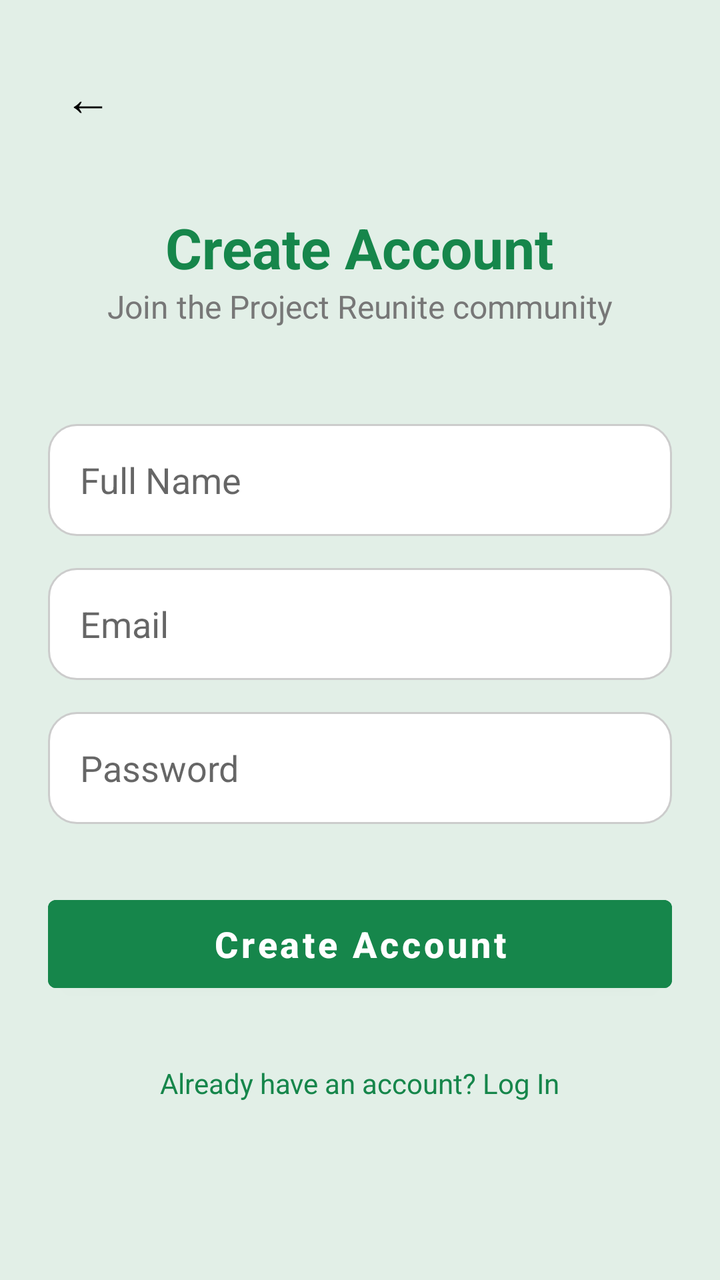
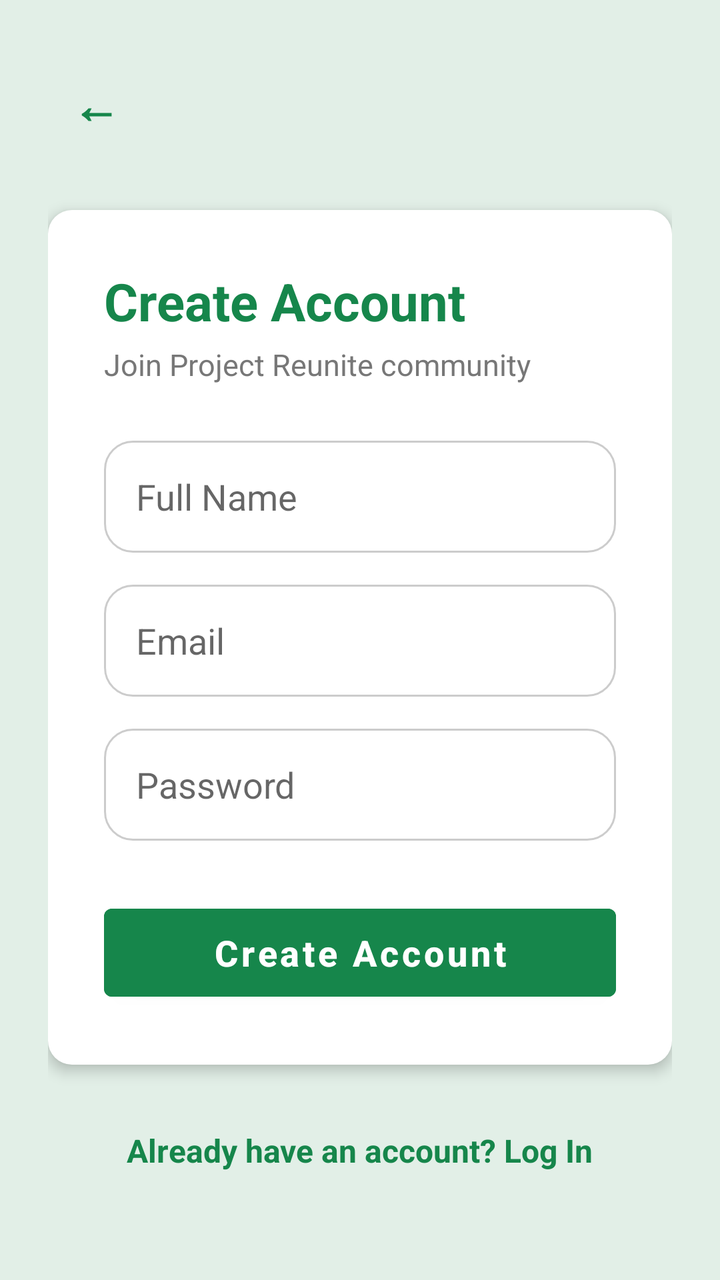

The first picture is an Android layout as it rendered before a commit; the second is the same layout after the commit. The layout source and the unified diff follow.
<!-- AndroidManifest.xml: application theme Theme.MaterialComponents.Light.NoActionBar -->
<!-- res/layout/activity_sign_up.xml -->
<?xml version="1.0" encoding="utf-8"?>
<LinearLayout xmlns:android="http://schemas.android.com/apk/res/android"
    android:layout_width="match_parent"
    android:layout_height="match_parent"
    android:background="@color/light_green_bg"
    android:gravity="center_horizontal"
    android:orientation="vertical"
    android:padding="24dp">

    <TextView
        android:id="@+id/btnBack"
        android:layout_width="wrap_content"
        android:layout_height="wrap_content"
        android:layout_gravity="start"
        android:text="←"
        android:textColor="@color/black"
        android:textSize="24sp"
        android:padding="8dp" />

    <TextView
        android:layout_width="wrap_content"
        android:layout_height="wrap_content"
        android:layout_marginTop="32dp"
        android:text="Create Account"
        android:textColor="@color/primary_green"
        android:textSize="28sp"
        android:textStyle="bold" />

    <TextView
        android:layout_width="wrap_content"
        android:layout_height="wrap_content"
        android:text="Join the Project Reunite community"
        android:textColor="@color/gray"
        android:textSize="16sp" />

    <EditText
        android:id="@+id/etFullName"
        android:layout_width="match_parent"
        android:layout_height="56dp"
        android:layout_marginTop="48dp"
        android:background="@drawable/bg_search_bar"
        android:hint="Full Name"
        android:inputType="textPersonName"
        android:paddingHorizontal="16dp" />

    <EditText
        android:id="@+id/etEmail"
        android:layout_width="match_parent"
        android:layout_height="56dp"
        android:layout_marginTop="16dp"
        android:background="@drawable/bg_search_bar"
        android:hint="Email"
        android:inputType="textEmailAddress"
        android:paddingHorizontal="16dp" />

    <EditText
        android:id="@+id/etPassword"
        android:layout_width="match_parent"
        android:layout_height="56dp"
        android:layout_marginTop="16dp"
        android:background="@drawable/bg_search_bar"
        android:hint="Password"
        android:inputType="textPassword"
        android:paddingHorizontal="16dp" />

    <Button
        android:id="@+id/btnCreateAccount"
        android:layout_width="match_parent"
        android:layout_height="56dp"
        android:layout_marginTop="32dp"
        android:backgroundTint="@color/primary_green"
        android:text="Create Account"
        android:textAllCaps="false"
        android:textColor="@color/white"
        android:textSize="18sp"
        android:textStyle="bold" />

    <TextView
        android:id="@+id/tvLogIn"
        android:layout_width="wrap_content"
        android:layout_height="wrap_content"
        android:layout_marginTop="32dp"
        android:text="Already have an account? Log In"
        android:textColor="@color/primary_green" />

</LinearLayout>
<!-- resources referenced by this layout -->
<resources>
  <color name="black">#FF000000</color>
  <color name="gray">#777777</color>
  <color name="light_green_bg">#E2EFE7</color>
  <color name="primary_green">#16864B</color>
  <color name="white">#FFFFFF</color>
  <!-- drawable bg_search_bar (drawable) -->
  <?xml version="1.0" encoding="utf-8"?>
  <shape xmlns:android="http://schemas.android.com/apk/res/android">
      <solid android:color="@color/white" />
      <corners android:radius="14dp" />
      <stroke android:width="1dp" android:color="#CCCCCC" />
  </shape>
</resources>

<!-- the commit's change to res/layout/activity_sign_up.xml (unified diff, before → after) -->
@@ -3,7 +3,6 @@
     android:layout_width="match_parent"
     android:layout_height="match_parent"
     android:background="@color/light_green_bg"
-    android:gravity="center_horizontal"
     android:orientation="vertical"
     android:padding="24dp">
 
@@ -12,75 +11,91 @@
         android:layout_width="wrap_content"
         android:layout_height="wrap_content"
         android:layout_gravity="start"
+        android:clickable="true"
+        android:focusable="true"
+        android:padding="12dp"
         android:text="←"
-        android:textColor="@color/black"
+        android:textColor="@color/primary_green"
         android:textSize="24sp"
-        android:padding="8dp" />
-
-    <TextView
-        android:layout_width="wrap_content"
-        android:layout_height="wrap_content"
-        android:layout_marginTop="32dp"
-        android:text="Create Account"
-        android:textColor="@color/primary_green"
-        android:textSize="28sp"
         android:textStyle="bold" />
 
-    <TextView
-        android:layout_width="wrap_content"
+    <LinearLayout
+        android:layout_width="match_parent"
         android:layout_height="wrap_content"
-        android:text="Join the Project Reunite community"
-        android:textColor="@color/gray"
-        android:textSize="16sp" />
+        android:layout_marginTop="24dp"
+        android:background="@drawable/bg_rounded_white"
+        android:elevation="4dp"
+        android:orientation="vertical"
+        android:padding="28dp">
 
-    <EditText
-        android:id="@+id/etFullName"
-        android:layout_width="match_parent"
-        android:layout_height="56dp"
-        android:layout_marginTop="48dp"
-        android:background="@drawable/bg_search_bar"
-        android:hint="Full Name"
-        android:inputType="textPersonName"
-        android:paddingHorizontal="16dp" />
+        <TextView
+            android:layout_width="wrap_content"
+            android:layout_height="wrap_content"
+            android:text="Create Account"
+            android:textColor="@color/primary_green"
+            android:textSize="26sp"
+            android:textStyle="bold" />
 
-    <EditText
-        android:id="@+id/etEmail"
-        android:layout_width="match_parent"
-        android:layout_height="56dp"
-        android:layout_marginTop="16dp"
-        android:background="@drawable/bg_search_bar"
-        android:hint="Email"
-        android:inputType="textEmailAddress"
-        android:paddingHorizontal="16dp" />
+        <TextView
+            android:layout_width="wrap_content"
+            android:layout_height="wrap_content"
+            android:layout_marginTop="4dp"
+            android:text="Join Project Reunite community"
+            android:textColor="@color/gray"
+            android:textSize="15sp" />
 
-    <EditText
-        android:id="@+id/etPassword"
-        android:layout_width="match_parent"
-        android:layout_height="56dp"
-        android:layout_marginTop="16dp"
-        android:background="@drawable/bg_search_bar"
-        android:hint="Password"
-        android:inputType="textPassword"
-        android:paddingHorizontal="16dp" />
+        <EditText
+            android:id="@+id/etFullName"
+            android:layout_width="match_parent"
+            android:layout_height="56dp"
+            android:layout_marginTop="28dp"
+            android:background="@drawable/bg_search_bar"
+            android:hint="Full Name"
+            android:inputType="textPersonName"
+            android:paddingHorizontal="16dp" />
 
-    <Button
-        android:id="@+id/btnCreateAccount"
-        android:layout_width="match_parent"
-        android:layout_height="56dp"
-        android:layout_marginTop="32dp"
-        android:backgroundTint="@color/primary_green"
-        android:text="Create Account"
-        android:textAllCaps="false"
-        android:textColor="@color/white"
-        android:textSize="18sp"
-        android:textStyle="bold" />
+        <EditText
+            android:id="@+id/etEmail"
+            android:layout_width="match_parent"
+            android:layout_height="56dp"
+            android:layout_marginTop="16dp"
+            android:background="@drawable/bg_search_bar"
+            android:hint="Email"
+            android:inputType="textEmailAddress"
+            android:paddingHorizontal="16dp" />
+
+        <EditText
+            android:id="@+id/etPassword"
+            android:layout_width="match_parent"
+            android:layout_height="56dp"
+            android:layout_marginTop="16dp"
+            android:background="@drawable/bg_search_bar"
+            android:hint="Password"
+            android:inputType="textPassword"
+            android:paddingHorizontal="16dp" />
+
+        <Button
+            android:id="@+id/btnCreateAccount"
+            android:layout_width="match_parent"
+            android:layout_height="56dp"
+            android:layout_marginTop="28dp"
+            android:backgroundTint="@color/primary_green"
+            android:text="Create Account"
+            android:textAllCaps="false"
+            android:textColor="@color/white"
+            android:textSize="18sp"
+            android:textStyle="bold" />
+    </LinearLayout>
 
     <TextView
         android:id="@+id/tvLogIn"
         android:layout_width="wrap_content"
         android:layout_height="wrap_content"
+        android:layout_gravity="center_horizontal"
         android:layout_marginTop="32dp"
         android:text="Already have an account? Log In"
-        android:textColor="@color/primary_green" />
+        android:textColor="@color/primary_green"
+        android:textSize="16sp"
+        android:textStyle="bold" />
 
 </LinearLayout>
<!-- resource entries referenced after the edit -->
@@ -1,10 +1,15 @@
 <!-- resources referenced by this layout -->
 <resources>
-  <color name="black">#FF000000</color>
   <color name="gray">#777777</color>
   <color name="light_green_bg">#E2EFE7</color>
   <color name="primary_green">#16864B</color>
   <color name="white">#FFFFFF</color>
+  <!-- drawable bg_rounded_white (drawable) -->
+  <?xml version="1.0" encoding="utf-8"?>
+  <shape xmlns:android="http://schemas.android.com/apk/res/android">
+      <solid android:color="@color/white" />
+      <corners android:radius="12dp" />
+  </shape>
   <!-- drawable bg_search_bar (drawable) -->
   <?xml version="1.0" encoding="utf-8"?>
   <shape xmlns:android="http://schemas.android.com/apk/res/android">
